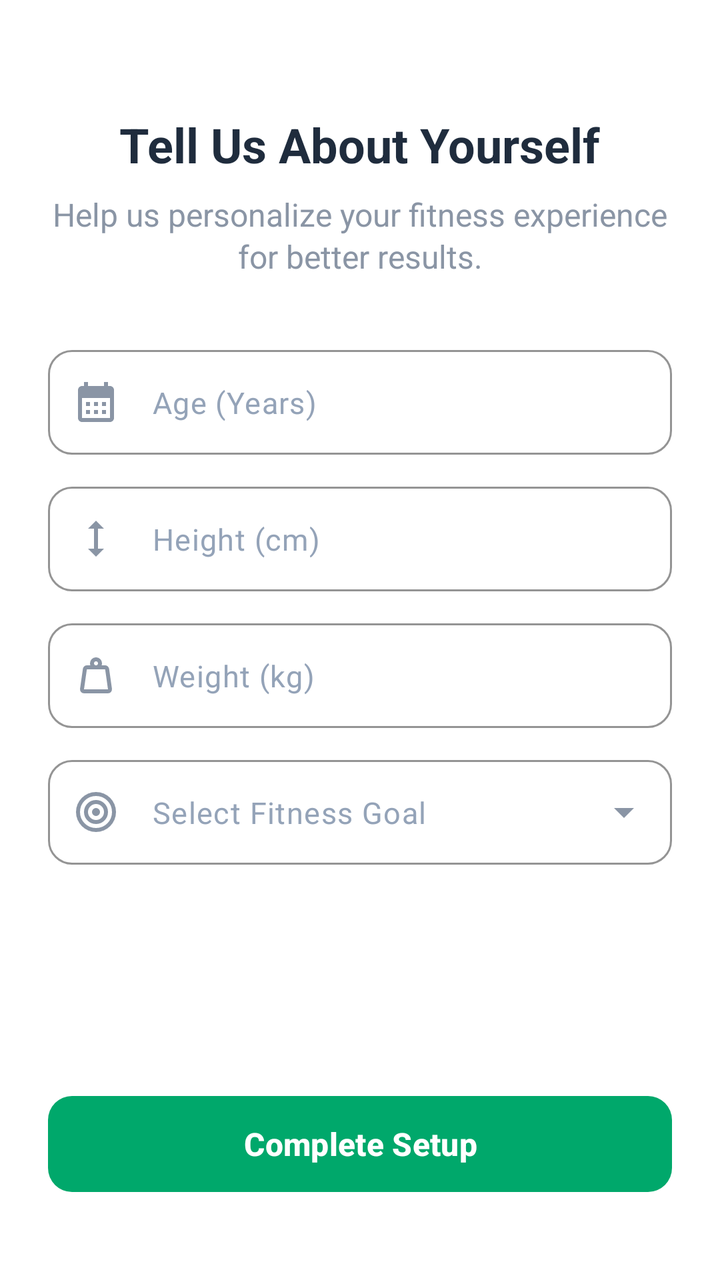
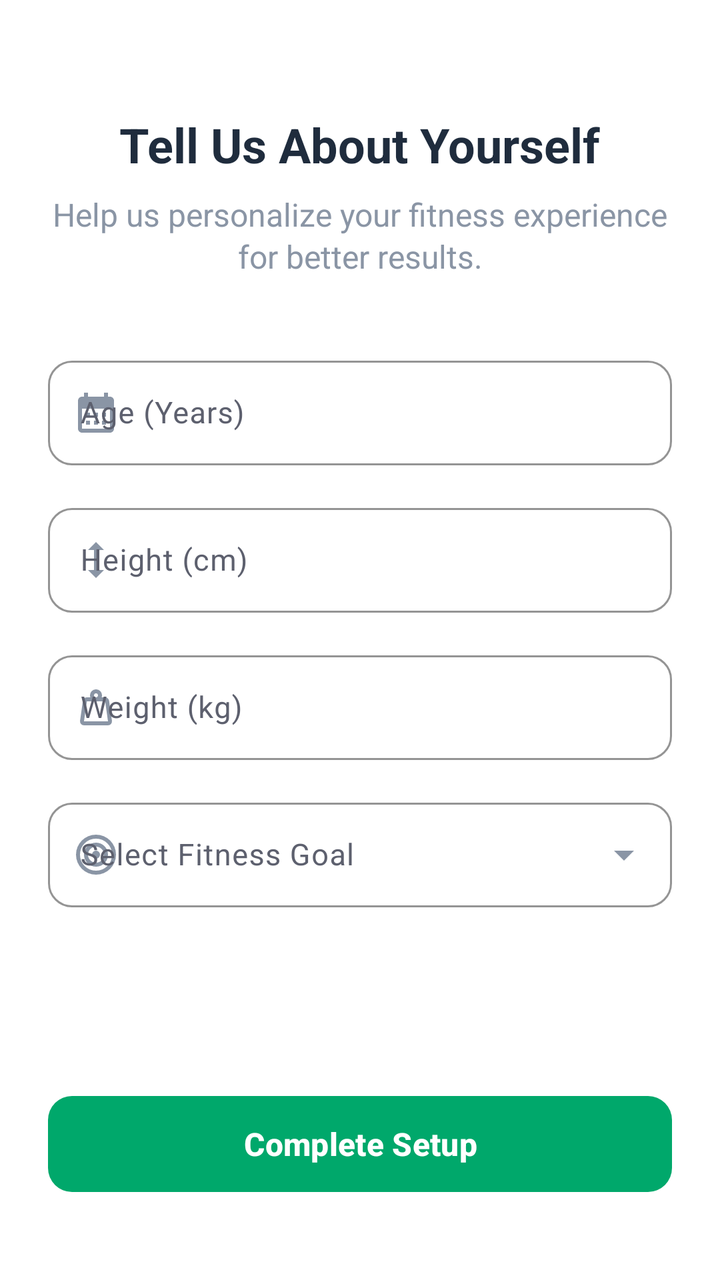

Compare the two renders of this Android layout. The source of the first and the diff that turns it into the second are given below.
<!-- AndroidManifest.xml: application theme Theme.AuraFitAI -->
<!-- res/layout/fragment_onboarding.xml -->
<?xml version="1.0" encoding="utf-8"?>
<androidx.constraintlayout.widget.ConstraintLayout xmlns:android="http://schemas.android.com/apk/res/android"
    xmlns:app="http://schemas.android.com/apk/res-auto"
    android:layout_width="match_parent"
    android:layout_height="match_parent"
    android:background="@color/white"
    android:padding="24dp">

    <TextView
        android:id="@+id/tvOnboardingTitle"
        android:layout_width="wrap_content"
        android:layout_height="wrap_content"
        android:layout_marginTop="32dp"
        android:text="Tell Us About Yourself"
        android:textColor="@color/textColor"
        android:textSize="24sp"
        android:textStyle="bold"
        app:layout_constraintEnd_toEndOf="parent"
        app:layout_constraintStart_toStartOf="parent"
        app:layout_constraintTop_toTopOf="parent" />

    <TextView
        android:id="@+id/tvOnboardingSubtitle"
        android:layout_width="0dp"
        android:layout_height="wrap_content"
        android:layout_marginTop="8dp"
        android:text="Help us personalize your fitness experience for better results."
        android:textAlignment="center"
        android:textColor="@color/textSecondary"
        android:textSize="16sp"
        android:lineSpacingMultiplier="1.1"
        app:layout_constraintEnd_toEndOf="parent"
        app:layout_constraintStart_toStartOf="parent"
        app:layout_constraintTop_toBottomOf="@id/tvOnboardingTitle" />

    <com.google.android.material.textfield.TextInputLayout
        android:id="@+id/tilAge"
        style="@style/Widget.Material3.TextInputLayout.OutlinedBox"
        android:layout_width="match_parent"
        android:layout_height="wrap_content"
        android:layout_marginTop="36dp"
        app:boxCornerRadiusTopStart="12dp"
        app:boxCornerRadiusTopEnd="12dp"
        app:boxCornerRadiusBottomStart="12dp"
        app:boxCornerRadiusBottomEnd="12dp"
        app:boxStrokeColor="@color/borderStroke"
        app:boxStrokeWidth="1dp"
        app:hintEnabled="false"
        app:startIconDrawable="@drawable/ic_calender"
        app:startIconTint="@color/input_icon_tint"
        app:layout_constraintTop_toBottomOf="@id/tvOnboardingSubtitle">

        <com.google.android.material.textfield.TextInputEditText
            android:id="@+id/etAge"
            android:layout_width="match_parent"
            android:layout_height="wrap_content"
            android:hint="Age (Years)"
            android:textColorHint="@color/input_hint_color"
            android:inputType="number"
            android:paddingStart="12dp"
            android:paddingVertical="16dp"
            android:textColor="@color/textColor"
            android:textSize="15sp"/>
    </com.google.android.material.textfield.TextInputLayout>

    <com.google.android.material.textfield.TextInputLayout
        android:id="@+id/tilHeight"
        style="@style/Widget.Material3.TextInputLayout.OutlinedBox"
        android:layout_width="match_parent"
        android:layout_height="wrap_content"
        android:layout_marginTop="16dp"
        app:boxCornerRadiusTopStart="12dp"
        app:boxCornerRadiusTopEnd="12dp"
        app:boxCornerRadiusBottomStart="12dp"
        app:boxCornerRadiusBottomEnd="12dp"
        app:boxStrokeColor="@color/borderStroke"
        app:boxStrokeWidth="1dp"
        app:hintEnabled="false"
        app:startIconDrawable="@drawable/ic_height"
        app:startIconTint="@color/input_icon_tint"
        app:layout_constraintTop_toBottomOf="@id/tilAge">

        <com.google.android.material.textfield.TextInputEditText
            android:id="@+id/etHeight"
            android:layout_width="match_parent"
            android:layout_height="wrap_content"
            android:hint="Height (cm)"
            android:textColorHint="@color/input_hint_color"
            android:inputType="numberDecimal"
            android:paddingStart="12dp"
            android:paddingVertical="16dp"
            android:textColor="@color/textColor"
            android:textSize="15sp"/>
    </com.google.android.material.textfield.TextInputLayout>

    <com.google.android.material.textfield.TextInputLayout
        android:id="@+id/tilWeight"
        style="@style/Widget.Material3.TextInputLayout.OutlinedBox"
        android:layout_width="match_parent"
        android:layout_height="wrap_content"
        android:layout_marginTop="16dp"
        app:boxCornerRadiusTopStart="12dp"
        app:boxCornerRadiusTopEnd="12dp"
        app:boxCornerRadiusBottomStart="12dp"
        app:boxCornerRadiusBottomEnd="12dp"
        app:boxStrokeColor="@color/borderStroke"
        app:boxStrokeWidth="1dp"
        app:hintEnabled="false"
        app:startIconDrawable="@drawable/ic_weight"
        app:startIconTint="@color/input_icon_tint"
        app:layout_constraintTop_toBottomOf="@id/tilHeight">

        <com.google.android.material.textfield.TextInputEditText
            android:id="@+id/etWeight"
            android:layout_width="match_parent"
            android:layout_height="wrap_content"
            android:hint="Weight (kg)"
            android:textColorHint="@color/input_hint_color"
            android:inputType="numberDecimal"
            android:paddingStart="12dp"
            android:paddingVertical="16dp"
            android:textColor="@color/textColor"
            android:textSize="15sp"/>
    </com.google.android.material.textfield.TextInputLayout>

    <com.google.android.material.textfield.TextInputLayout
        android:id="@+id/tilFitnessGoal"
        style="@style/Widget.Material3.TextInputLayout.OutlinedBox.ExposedDropdownMenu"
        android:layout_width="match_parent"
        android:layout_height="wrap_content"
        android:layout_marginTop="16dp"
        app:boxCornerRadiusTopStart="12dp"
        app:boxCornerRadiusTopEnd="12dp"
        app:boxCornerRadiusBottomStart="12dp"
        app:boxCornerRadiusBottomEnd="12dp"
        app:boxStrokeColor="@color/borderStroke"
        app:boxStrokeWidth="1dp"
        app:hintEnabled="false"
        app:startIconDrawable="@drawable/ic_goal"
        app:startIconTint="@color/input_icon_tint"
        app:endIconTint="@color/input_icon_tint"
        app:layout_constraintTop_toBottomOf="@id/tilWeight">

        <AutoCompleteTextView
            android:id="@+id/actvFitnessGoal"
            android:layout_width="match_parent"
            android:layout_height="wrap_content"
            android:hint="Select Fitness Goal"
            android:textColorHint="@color/input_hint_color"
            android:inputType="none"
            android:paddingStart="12dp"
            android:paddingVertical="16dp"
            android:textColor="@color/textColor"
            android:textSize="15sp" />
    </com.google.android.material.textfield.TextInputLayout>

    <com.google.android.material.button.MaterialButton
        android:id="@+id/btnCompleteProfile"
        style="@style/Widget.Material3.Button"
        android:layout_width="match_parent"
        android:layout_height="56dp"
        android:layout_marginBottom="16dp"
        android:text="Complete Setup"
        android:textColor="@color/white"
        android:textSize="16sp"
        android:textStyle="bold"
        app:backgroundTint="@color/gradient_auth_center"
        app:cornerRadius="12dp"
        app:layout_constraintBottom_toBottomOf="parent" />

</androidx.constraintlayout.widget.ConstraintLayout>
<!-- resources referenced by this layout -->
<resources>
  <color name="borderStroke">#E2E8F0</color>
  <color name="gradient_auth_center">#00A86B</color>
  <color name="input_hint_color">#94A3B8</color>
  <color name="input_icon_tint">#8A95A5</color>
  <color name="textColor">#1F2C3D</color>
  <color name="textSecondary">#8A95A5</color>
  <color name="white">#FFFFFF</color>
  <!-- drawable ic_calender (drawable) -->
  <vector xmlns:android="http://schemas.android.com/apk/res/android" android:height="24dp" android:tint="#8A95A5" android:viewportHeight="24" android:viewportWidth="24" android:width="24dp">
        
      <path android:fillColor="@android:color/white" android:pathData="M19,4h-1V2h-2v2H8V2H6v2H5C3.89,4 3.01,4.9 3.01,6L3,20c0,1.1 0.89,2 2,2h14c1.1,0 2,-0.9 2,-2V6C21,4.9 20.1,4 19,4zM19,20H5V10h14V20zM9,14H7v-2h2V14zM13,14h-2v-2h2V14zM17,14h-2v-2h2V14zM9,18H7v-2h2V18zM13,18h-2v-2h2V18zM17,18h-2v-2h2V18z"/>
      
  </vector>
  <!-- drawable ic_height (drawable) -->
  <vector xmlns:android="http://schemas.android.com/apk/res/android" android:height="24dp" android:tint="#8A95A5" android:viewportHeight="24" android:viewportWidth="24" android:width="24dp">
        
      <path android:fillColor="@android:color/white" android:pathData="M13,6.99l3,0l-4,-3.99l-4,3.99l3,0l0,10.02l-3,0l4,3.99l4,-3.99l-3,0z"/>
      
  </vector>
  <!-- drawable ic_weight (drawable) -->
  <vector xmlns:android="http://schemas.android.com/apk/res/android" android:height="24dp" android:tint="#8A95A5" android:viewportHeight="960" android:viewportWidth="960" android:width="24dp">
        
      <path android:fillColor="@android:color/white" android:pathData="M240,760L720,760Q720,760 720,760Q720,760 720,760L663,360Q663,360 663,360Q663,360 663,360L297,360Q297,360 297,360Q297,360 297,360L240,760Q240,760 240,760Q240,760 240,760ZM480,280Q497,280 508.5,268.5Q520,257 520,240Q520,223 508.5,211.5Q497,200 480,200Q463,200 451.5,211.5Q440,223 440,240Q440,257 451.5,268.5Q463,280 480,280ZM593,280L663,280Q693,280 715,300Q737,320 742,349L799,749Q804,785 780.5,812.5Q757,840 720,840L240,840Q203,840 179.5,812.5Q156,785 161,749L218,349Q223,320 245,300Q267,280 297,280L367,280Q364,270 362,260.5Q360,251 360,240Q360,190 395,155Q430,120 480,120Q530,120 565,155Q600,190 600,240Q600,251 598,260.5Q596,270 593,280ZM240,760Q240,760 240,760Q240,760 240,760L240,760Q240,760 240,760Q240,760 240,760L720,760Q720,760 720,760Q720,760 720,760L720,760Q720,760 720,760Q720,760 720,760L240,760Z"/>
      
  </vector>
  <style name="Theme.AuraFitAI" parent="Theme.Material3.Light.NoActionBar">
          <item name="colorPrimary">@color/athletic_emerald</item>
          <item name="colorOnPrimary">@color/light_background</item>
          <item name="colorPrimaryContainer">@color/athletic_emerald_light</item>
  
          <item name="android:windowBackground">@color/light_background</item>
          <item name="colorSurface">@color/light_surface</item>
          <item name="colorSurfaceVariant">@color/light_surface_variant</item>
  
          <item name="colorOnBackground">@color/light_on_background</item>
          <item name="colorOnSurface">@color/light_on_surface</item>
          <item name="colorOnSurfaceVariant">@color/light_on_surface_variant</item>
  
          <item name="android:statusBarColor">@color/light_background</item>
          <item name="android:windowLightStatusBar">true</item>
      </style>
  <color name="athletic_emerald">#1B5E20</color>
  <color name="light_background">#FFFFFF</color>
  <color name="athletic_emerald_light">#4C8C4A</color>
  <color name="light_surface">#F4F6F9</color>
  <color name="light_surface_variant">#E9ECF0</color>
  <color name="light_on_background">#0D0E12</color>
  <color name="light_on_surface">#1A1C24</color>
  <color name="light_on_surface_variant">#5D606E</color>
  <!-- unchanged entries left out for length: 1 -->
</resources>

<!-- the commit's change to res/layout/fragment_onboarding.xml (unified diff, before → after) -->
@@ -33,19 +33,22 @@
         app:layout_constraintStart_toStartOf="parent"
         app:layout_constraintTop_toBottomOf="@id/tvOnboardingTitle" />
 
+    
     <com.google.android.material.textfield.TextInputLayout
         android:id="@+id/tilAge"
         style="@style/Widget.Material3.TextInputLayout.OutlinedBox"
         android:layout_width="match_parent"
         android:layout_height="wrap_content"
         android:layout_marginTop="36dp"
+        android:hint="Age (Years)"
         app:boxCornerRadiusTopStart="12dp"
         app:boxCornerRadiusTopEnd="12dp"
         app:boxCornerRadiusBottomStart="12dp"
         app:boxCornerRadiusBottomEnd="12dp"
         app:boxStrokeColor="@color/borderStroke"
         app:boxStrokeWidth="1dp"
-        app:hintEnabled="false"
+        app:hintEnabled="true"
+        app:hintTextColor="@color/input_hint_color"
         app:startIconDrawable="@drawable/ic_calender"
         app:startIconTint="@color/input_icon_tint"
         app:layout_constraintTop_toBottomOf="@id/tvOnboardingSubtitle">
@@ -54,28 +57,29 @@
             android:id="@+id/etAge"
             android:layout_width="match_parent"
             android:layout_height="wrap_content"
-            android:hint="Age (Years)"
             android:textColorHint="@color/input_hint_color"
             android:inputType="number"
-            android:paddingStart="12dp"
             android:paddingVertical="16dp"
             android:textColor="@color/textColor"
             android:textSize="15sp"/>
     </com.google.android.material.textfield.TextInputLayout>
 
+    
     <com.google.android.material.textfield.TextInputLayout
         android:id="@+id/tilHeight"
         style="@style/Widget.Material3.TextInputLayout.OutlinedBox"
         android:layout_width="match_parent"
         android:layout_height="wrap_content"
         android:layout_marginTop="16dp"
+        android:hint="Height (cm)"
         app:boxCornerRadiusTopStart="12dp"
         app:boxCornerRadiusTopEnd="12dp"
         app:boxCornerRadiusBottomStart="12dp"
         app:boxCornerRadiusBottomEnd="12dp"
         app:boxStrokeColor="@color/borderStroke"
         app:boxStrokeWidth="1dp"
-        app:hintEnabled="false"
+        app:hintEnabled="true"
+        app:hintTextColor="@color/input_hint_color"
         app:startIconDrawable="@drawable/ic_height"
         app:startIconTint="@color/input_icon_tint"
         app:layout_constraintTop_toBottomOf="@id/tilAge">
@@ -84,28 +88,29 @@
             android:id="@+id/etHeight"
             android:layout_width="match_parent"
             android:layout_height="wrap_content"
-            android:hint="Height (cm)"
             android:textColorHint="@color/input_hint_color"
             android:inputType="numberDecimal"
-            android:paddingStart="12dp"
             android:paddingVertical="16dp"
             android:textColor="@color/textColor"
             android:textSize="15sp"/>
     </com.google.android.material.textfield.TextInputLayout>
 
+    
     <com.google.android.material.textfield.TextInputLayout
         android:id="@+id/tilWeight"
         style="@style/Widget.Material3.TextInputLayout.OutlinedBox"
         android:layout_width="match_parent"
         android:layout_height="wrap_content"
         android:layout_marginTop="16dp"
+        android:hint="Weight (kg)"
         app:boxCornerRadiusTopStart="12dp"
         app:boxCornerRadiusTopEnd="12dp"
         app:boxCornerRadiusBottomStart="12dp"
         app:boxCornerRadiusBottomEnd="12dp"
         app:boxStrokeColor="@color/borderStroke"
         app:boxStrokeWidth="1dp"
-        app:hintEnabled="false"
+        app:hintEnabled="true"
+        app:hintTextColor="@color/input_hint_color"
         app:startIconDrawable="@drawable/ic_weight"
         app:startIconTint="@color/input_icon_tint"
         app:layout_constraintTop_toBottomOf="@id/tilHeight">
@@ -114,28 +119,29 @@
             android:id="@+id/etWeight"
             android:layout_width="match_parent"
             android:layout_height="wrap_content"
-            android:hint="Weight (kg)"
             android:textColorHint="@color/input_hint_color"
             android:inputType="numberDecimal"
-            android:paddingStart="12dp"
             android:paddingVertical="16dp"
             android:textColor="@color/textColor"
             android:textSize="15sp"/>
     </com.google.android.material.textfield.TextInputLayout>
 
+    
     <com.google.android.material.textfield.TextInputLayout
         android:id="@+id/tilFitnessGoal"
         style="@style/Widget.Material3.TextInputLayout.OutlinedBox.ExposedDropdownMenu"
         android:layout_width="match_parent"
         android:layout_height="wrap_content"
         android:layout_marginTop="16dp"
+        android:hint="Select Fitness Goal"
         app:boxCornerRadiusTopStart="12dp"
         app:boxCornerRadiusTopEnd="12dp"
         app:boxCornerRadiusBottomStart="12dp"
         app:boxCornerRadiusBottomEnd="12dp"
         app:boxStrokeColor="@color/borderStroke"
         app:boxStrokeWidth="1dp"
-        app:hintEnabled="false"
+        app:hintEnabled="true"
+        app:hintTextColor="@color/input_hint_color"
         app:startIconDrawable="@drawable/ic_goal"
         app:startIconTint="@color/input_icon_tint"
         app:endIconTint="@color/input_icon_tint"
@@ -145,10 +151,8 @@
             android:id="@+id/actvFitnessGoal"
             android:layout_width="match_parent"
             android:layout_height="wrap_content"
-            android:hint="Select Fitness Goal"
             android:textColorHint="@color/input_hint_color"
             android:inputType="none"
-            android:paddingStart="12dp"
             android:paddingVertical="16dp"
             android:textColor="@color/textColor"
             android:textSize="15sp" />
